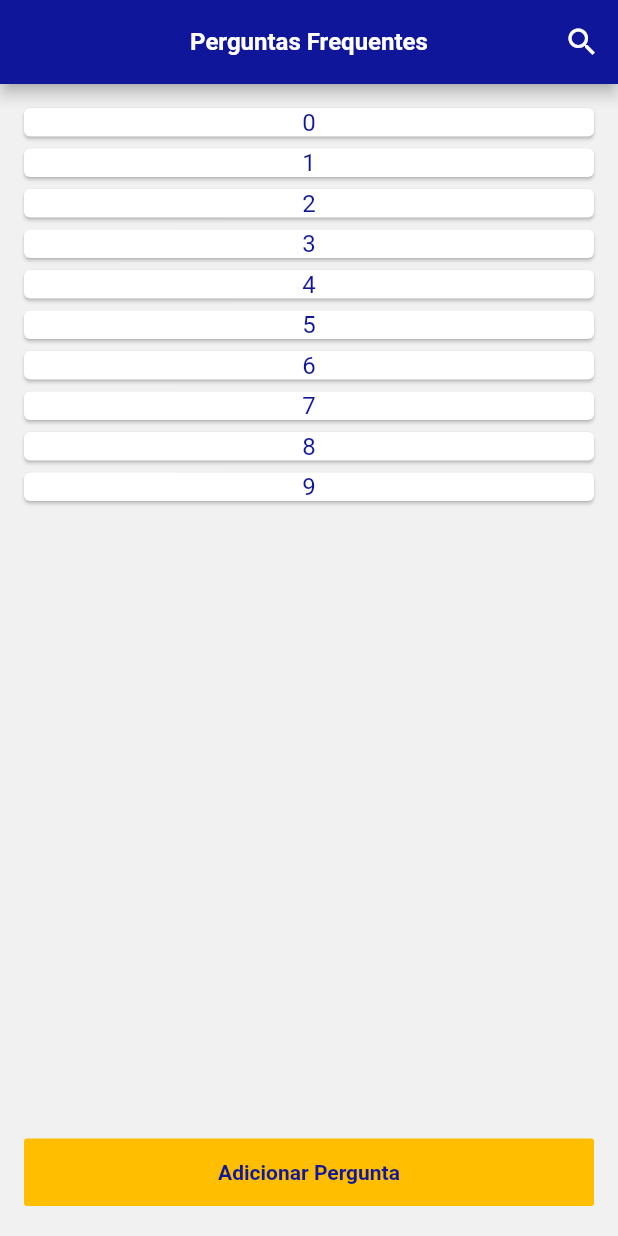
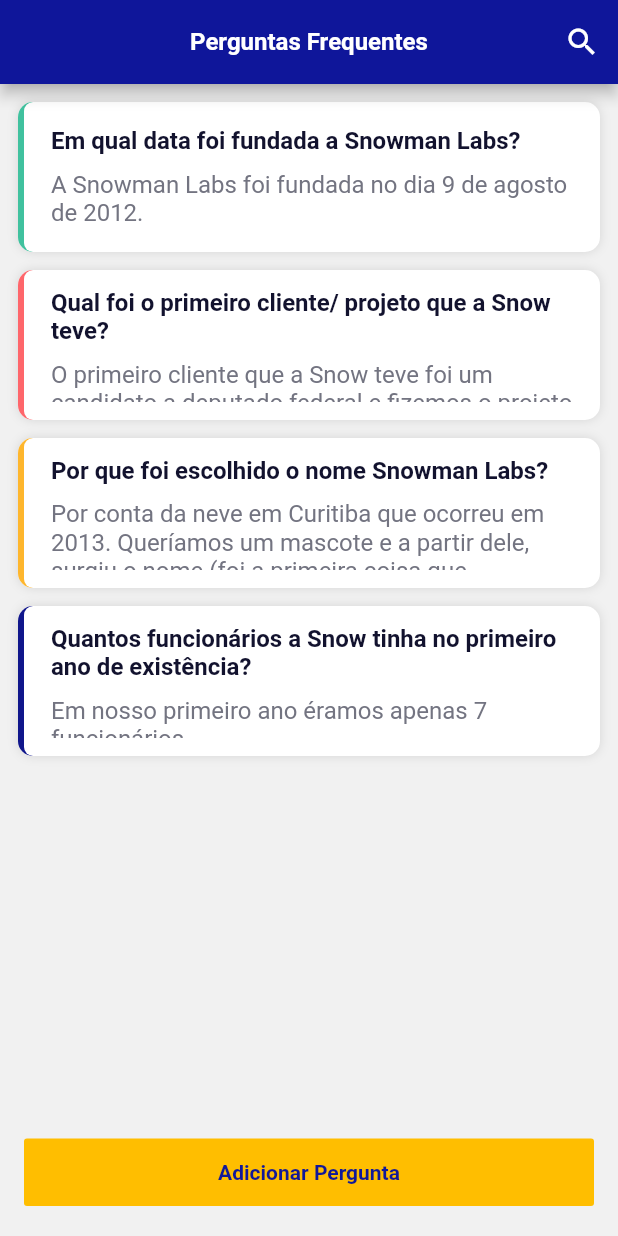
Before and after one commit to marinagosson/snowman-flutter, a Flutter app: the screen it shows after launch, on a phone screen of 412 x 824 dp. Run offline on Flutter 3.47's test engine with Material 2 defaults, Android fonts, the phone set to English and light mode, and no system bars; our stand-ins replace get_it, rxdart, sqflite; missing offline and left inert: flutter_stetho; accounts and stored records are empty.

Commit message:
inicio da construcao do card da lista

```diff
--- /dev/null
+++ b/lib/app/features/faq/domain/faq.dart
@@ -0,0 +1,9 @@
+class FAQ {
+  final int id;
+  final String question;
+  final String answer;
+  final int color;
+  bool isSelected;
+
+  FAQ(this.id, this.question, this.answer, this.color, this.isSelected);
+}
--- /dev/null
+++ b/lib/app/features/faq/ui/faqs/components/item_list.dart
@@ -0,0 +1,84 @@
+import 'package:flutter/cupertino.dart';
+import 'package:flutter/material.dart';
+import 'package:snowman/app/features/faq/domain/faq.dart';
+import 'package:snowman/common/values/colors.dart';
+import 'package:snowman/common/widgets/text.dart';
+
+class ItemList extends StatelessWidget {
+  final FAQ faq;
+  final VoidCallback onTap;
+  ItemList(this.faq, this.onTap);
+  @override
+  Widget build(BuildContext context) {
+    return Container(
+      height: faq.isSelected ? 100 : 100,
+      decoration: BoxDecoration(boxShadow: [
+        BoxShadow(
+          color: Color.fromARGB(30, 0, 0, 0),
+          blurRadius: 5,
+        ),
+      ], color: Colors.white, borderRadius: BorderRadius.circular(10)),
+      child: Row(
+        children: [
+          Stack(
+            children: [
+              Container(
+                decoration: BoxDecoration(
+                    border: Border(
+                        left: BorderSide(width: 10, color: Color(faq.color))),
+                    color: Color(faq.color),
+                    borderRadius: new BorderRadius.only(
+                        topLeft: const Radius.circular(50.0),
+                        bottomLeft: const Radius.circular(50.0))),
+              ),
+              Positioned.fill(
+                left: 4,
+                child: Container(
+                  decoration: BoxDecoration(
+                      color: Colors.white,
+                      borderRadius: new BorderRadius.only(
+                          topLeft: const Radius.circular(100.0),
+                          bottomLeft: const Radius.circular(100.0))),
+                ),
+              )
+            ],
+          ),
+          Expanded(
+            child: Padding(
+              padding: const EdgeInsets.all(12),
+              child: Column(
+                mainAxisAlignment: MainAxisAlignment.center,
+                crossAxisAlignment: CrossAxisAlignment.stretch,
+                children: [
+                  Padding(
+                    padding: const EdgeInsets.only(bottom: 10),
+                    child: Row(
+                      crossAxisAlignment: CrossAxisAlignment.center,
+                      children: [
+                        Flexible(
+                            child: TextWidget(
+                          text: faq.question,
+                          color: textTitleItemListColor,
+                          bold: true,
+                        )),
+                      ],
+                    ),
+                  ),
+                  SizedBox(
+                    width: 20,
+                  ),
+                  Flexible(
+                    child: TextWidget(
+                      text: faq.answer,
+                      color: textDescriptionItemListColor,
+                    ),
+                  )
+                ],
+              ),
+            ),
+          )
+        ],
+      ),
+    );
+  }
+}
--- a/lib/app/features/faq/ui/faqs/faqs.viewmodel.dart
+++ b/lib/app/features/faq/ui/faqs/faqs.viewmodel.dart
@@ -1,10 +1,49 @@
+import 'package:rxdart/rxdart.dart';
 import 'package:snowman/app/features/faq/data/faq.repository.dart';
+import 'package:snowman/app/features/faq/domain/faq.dart';
 import 'package:snowman/common/base/base_viewmodel.dart';
 import 'package:snowman/common/di/injector_provider.dart';
 
 class FAQSViewModel extends BaseViewModel {
   FAQRepository repository = inject<FAQRepository>();
 
+  final streamExpandedList = PublishSubject();
+
+  List<FAQ> faqs = [
+    FAQ(
+        1,
+        "Em qual data foi fundada a Snowman Labs?",
+        "A Snowman Labs foi fundada no dia 9 de agosto de 2012.",
+        0xFF40C19E,
+        false),
+    FAQ(
+        2,
+        "Qual foi o primeiro cliente/ projeto que a Snow teve?",
+        "O primeiro cliente que a Snow teve foi um candidato a deputado federal e fizemos o projeto dos santinhos digitais. Foi entregue em setembro de 2012.",
+        0xFFFE666B,
+        false),
+    FAQ(
+        3,
+        "Por que foi escolhido o nome Snowman Labs? ",
+        "Por conta da neve em Curitiba que ocorreu em 2013. Queríamos um mascote e a partir dele, surgiu o nome (foi a primeira coisa que pensamos na época). ",
+        0xFFFEB62D,
+        false),
+    FAQ(
+        4,
+        "Quantos funcionários a Snow tinha no primeiro ano de existência?",
+        "Em nosso primeiro ano éramos apenas 7 funcionários. ",
+        0xFF10168B,
+        false),
+  ];
+
+  setExpanded(int index) {
+    faqs.forEach((element) => element.isSelected = false);
+    faqs.elementAt(index).isSelected = true;
+    streamExpandedList.add(faqs);
+  }
+
   @override
-  void clear() {}
+  void clear() {
+    // TODO: implement clear
+  }
 }
--- a/lib/app/features/faq/ui/faqs/faqs.widget.dart
+++ b/lib/app/features/faq/ui/faqs/faqs.widget.dart
@@ -1,9 +1,9 @@
 import 'package:flutter/material.dart';
+import 'package:snowman/app/features/faq/ui/faqs/components/item_list.dart';
 import 'package:snowman/app/features/faq/ui/faqs/faqs.viewmodel.dart';
 import 'package:snowman/app/features/faq/ui/new-faq/newfaq.page.dart';
 import 'package:snowman/common/di/injector_provider.dart';
 import 'package:snowman/common/widgets/button.dart';
-import 'package:snowman/common/widgets/text.dart';
 
 class FAQsWidget {
   final vm = inject<FAQSViewModel>();
@@ -13,20 +13,16 @@ class FAQsWidget {
       crossAxisAlignment: CrossAxisAlignment.stretch,
       children: [
         Expanded(
-            child: ListView.builder(
+            child: ListView.separated(
+          separatorBuilder: (BuildContext context, int index) => Divider(
+            height: 12,
+            color: Colors.transparent,
+          ),
           padding: const EdgeInsets.all(12),
           itemBuilder: (ctx, index) {
-            return Card(
-              child: Column(
-                children: [
-                  TextWidget(
-                    text: "$index",
-                  )
-                ],
-              ),
-            );
+            return ItemList(vm.faqs[index], vm.setExpanded(index));
           },
-          itemCount: 10,
+          itemCount: vm.faqs.length,
         )),
         buildButton(context, key)
       ],
--- a/lib/common/values/colors.dart
+++ b/lib/common/values/colors.dart
@@ -20,4 +20,7 @@ final Color labelInputColor = Color(0xFFA2A3AD);
 final Color borderInputColor = Color(0xFFD3D3D7);
 final Color textInputColor = Color(0xFF24253F);
 
+final Color textTitleItemListColor = Color(0xFF12122E);
+final Color textDescriptionItemListColor = Color(0xFF737481);
+
 final Color borderCircleColor = Color(0xFFF0F0F0);
--- a/pubspec.yaml
+++ b/pubspec.yaml
@@ -18,7 +18,7 @@ dependencies:
   sqflite: ^1.3.1+1
   get_it: ^4.0.2
   rxdart: ^0.24.1
-
+  flutter_icons: ^1.1.0
 
 dev_dependencies:
   flutter_test:
```
Also changed, not shown: pubspec.lock.
